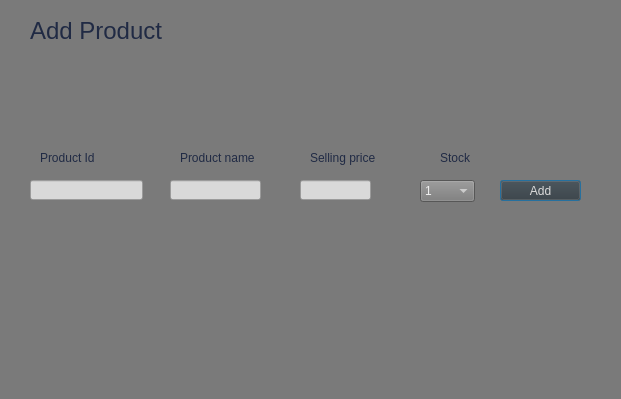
Old version of the form Bhitti-master/Bhitti/newproduct.ui in the repository BigyaDhungana/Bhitti.
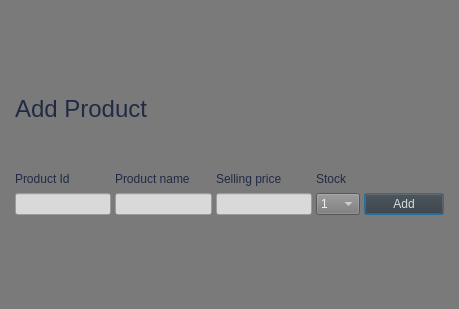
New version of the form.

What changed in the file:
```diff
--- a/Bhitti-master/Bhitti/newproduct.ui
+++ b/Bhitti-master/Bhitti/newproduct.ui
@@ -6,8 +6,8 @@
    <rect>
     <x>0</x>
     <y>0</y>
-    <width>621</width>
-    <height>399</height>
+    <width>459</width>
+    <height>309</height>
    </rect>
   </property>
   <property name="windowTitle">
@@ -16,15 +16,9 @@
   <property name="styleSheet">
    <string notr="true">background-color: rgb(122, 122, 122);</string>
   </property>
+  <layout class="QGridLayout" name="gridLayout_2" rowstretch="10,0,0,0,10" columnstretch="0,0,0">
+   <item row="1" column="1">
   <widget class="QLabel" name="label">
-   <property name="geometry">
-    <rect>
-     <x>30</x>
-     <y>10</y>
-     <width>141</width>
-     <height>41</height>
-    </rect>
-   </property>
    <property name="font">
     <font>
      <pointsize>18</pointsize>
@@ -38,15 +32,40 @@
     <string>Add Product</string>
    </property>
   </widget>
+   </item>
+   <item row="0" column="1">
+    <spacer name="verticalSpacer_2">
+     <property name="orientation">
+      <enum>Qt::Vertical</enum>
+     </property>
+     <property name="sizeHint" stdset="0">
+      <size>
+       <width>20</width>
+       <height>40</height>
+      </size>
+     </property>
+    </spacer>
+   </item>
+   <item row="2" column="1">
+    <spacer name="verticalSpacer_3">
+     <property name="orientation">
+      <enum>Qt::Vertical</enum>
+     </property>
+     <property name="sizeHint" stdset="0">
+      <size>
+       <width>20</width>
+       <height>40</height>
+      </size>
+     </property>
+    </spacer>
+   </item>
+   <item row="3" column="1">
+    <layout class="QGridLayout" name="gridLayout" rowstretch="0,0">
+     <property name="spacing">
+      <number>4</number>
+     </property>
+     <item row="0" column="0">
   <widget class="QLabel" name="label_2">
-   <property name="geometry">
-    <rect>
-     <x>40</x>
-     <y>150</y>
-     <width>101</width>
-     <height>16</height>
-    </rect>
-   </property>
    <property name="styleSheet">
     <string notr="true">color: rgb(32, 42, 68);
 </string>
@@ -55,15 +74,16 @@
     <string>Product Id</string>
    </property>
   </widget>
+     </item>
+     <item row="1" column="2">
+      <widget class="QLineEdit" name="lineEdit_3">
+       <property name="styleSheet">
+        <string notr="true">background-color: rgb(217, 217, 217);</string>
+       </property>
+      </widget>
+     </item>
+     <item row="0" column="1">
   <widget class="QLabel" name="label_3">
-   <property name="geometry">
-    <rect>
-     <x>180</x>
-     <y>150</y>
-     <width>101</width>
-     <height>16</height>
-    </rect>
-   </property>
    <property name="styleSheet">
     <string notr="true">color: rgb(32, 42, 68);
 </string>
@@ -72,88 +92,16 @@
     <string>Product name</string>
    </property>
   </widget>
-  <widget class="QLabel" name="label_4">
-   <property name="geometry">
-    <rect>
-     <x>310</x>
-     <y>150</y>
-     <width>101</width>
-     <height>16</height>
-    </rect>
-   </property>
-   <property name="styleSheet">
-    <string notr="true">color: rgb(32, 42, 68);
-</string>
-   </property>
-   <property name="text">
-    <string>Selling price</string>
-   </property>
-  </widget>
-  <widget class="QLabel" name="label_5">
-   <property name="geometry">
-    <rect>
-     <x>440</x>
-     <y>150</y>
-     <width>101</width>
-     <height>16</height>
-    </rect>
-   </property>
-   <property name="styleSheet">
-    <string notr="true">color: rgb(32, 42, 68);
-</string>
-   </property>
-   <property name="text">
-    <string>Stock</string>
-   </property>
-  </widget>
-  <widget class="QLineEdit" name="lineEdit">
-   <property name="geometry">
-    <rect>
-     <x>30</x>
-     <y>180</y>
-     <width>113</width>
-     <height>20</height>
-    </rect>
-   </property>
-   <property name="styleSheet">
-    <string notr="true">background-color: rgb(217, 217, 217);</string>
-   </property>
-  </widget>
+     </item>
+     <item row="1" column="1">
   <widget class="QLineEdit" name="lineEdit_2">
-   <property name="geometry">
-    <rect>
-     <x>170</x>
-     <y>180</y>
-     <width>91</width>
-     <height>20</height>
-    </rect>
-   </property>
    <property name="styleSheet">
     <string notr="true">background-color: rgb(217, 217, 217);</string>
    </property>
   </widget>
-  <widget class="QLineEdit" name="lineEdit_3">
-   <property name="geometry">
-    <rect>
-     <x>300</x>
-     <y>180</y>
-     <width>71</width>
-     <height>20</height>
-    </rect>
-   </property>
-   <property name="styleSheet">
-    <string notr="true">background-color: rgb(217, 217, 217);</string>
-   </property>
-  </widget>
+     </item>
+     <item row="1" column="3">
   <widget class="QComboBox" name="comboBox">
-   <property name="geometry">
-    <rect>
-     <x>420</x>
-     <y>180</y>
-     <width>55</width>
-     <height>22</height>
-    </rect>
-   </property>
    <property name="styleSheet">
     <string notr="true">color: rgb(239, 239, 239);</string>
    </property>
@@ -208,15 +156,9 @@
     </property>
    </item>
   </widget>
+     </item>
+     <item row="1" column="4">
   <widget class="QPushButton" name="pushButton">
-   <property name="geometry">
-    <rect>
-     <x>500</x>
-     <y>180</y>
-     <width>81</width>
-     <height>21</height>
-    </rect>
-   </property>
    <property name="cursor">
     <cursorShape>PointingHandCursor</cursorShape>
    </property>
@@ -228,6 +170,91 @@
     <string>Add</string>
    </property>
   </widget>
+     </item>
+     <item row="0" column="4">
+      <spacer name="horizontalSpacer">
+       <property name="orientation">
+        <enum>Qt::Horizontal</enum>
+       </property>
+       <property name="sizeHint" stdset="0">
+        <size>
+         <width>40</width>
+         <height>20</height>
+        </size>
+       </property>
+      </spacer>
+     </item>
+     <item row="0" column="3">
+      <widget class="QLabel" name="label_5">
+       <property name="styleSheet">
+        <string notr="true">color: rgb(32, 42, 68);
+</string>
+       </property>
+       <property name="text">
+        <string>Stock</string>
+       </property>
+      </widget>
+     </item>
+     <item row="0" column="2">
+      <widget class="QLabel" name="label_4">
+       <property name="styleSheet">
+        <string notr="true">color: rgb(32, 42, 68);
+</string>
+       </property>
+       <property name="text">
+        <string>Selling price</string>
+       </property>
+      </widget>
+     </item>
+     <item row="1" column="0">
+      <widget class="QLineEdit" name="lineEdit">
+       <property name="styleSheet">
+        <string notr="true">background-color: rgb(217, 217, 217);</string>
+       </property>
+      </widget>
+     </item>
+    </layout>
+   </item>
+   <item row="4" column="1">
+    <spacer name="verticalSpacer">
+     <property name="orientation">
+      <enum>Qt::Vertical</enum>
+     </property>
+     <property name="sizeHint" stdset="0">
+      <size>
+       <width>20</width>
+       <height>40</height>
+      </size>
+     </property>
+    </spacer>
+   </item>
+   <item row="3" column="0">
+    <spacer name="horizontalSpacer_2">
+     <property name="orientation">
+      <enum>Qt::Horizontal</enum>
+     </property>
+     <property name="sizeHint" stdset="0">
+      <size>
+       <width>40</width>
+       <height>20</height>
+      </size>
+     </property>
+    </spacer>
+   </item>
+   <item row="3" column="2">
+    <spacer name="horizontalSpacer_3">
+     <property name="orientation">
+      <enum>Qt::Horizontal</enum>
+     </property>
+     <property name="sizeHint" stdset="0">
+      <size>
+       <width>40</width>
+       <height>20</height>
+      </size>
+     </property>
+    </spacer>
+   </item>
+  </layout>
  </widget>
  <resources/>
  <connections/>
```
Lines whose indentation alone changed are shown as unchanged.
